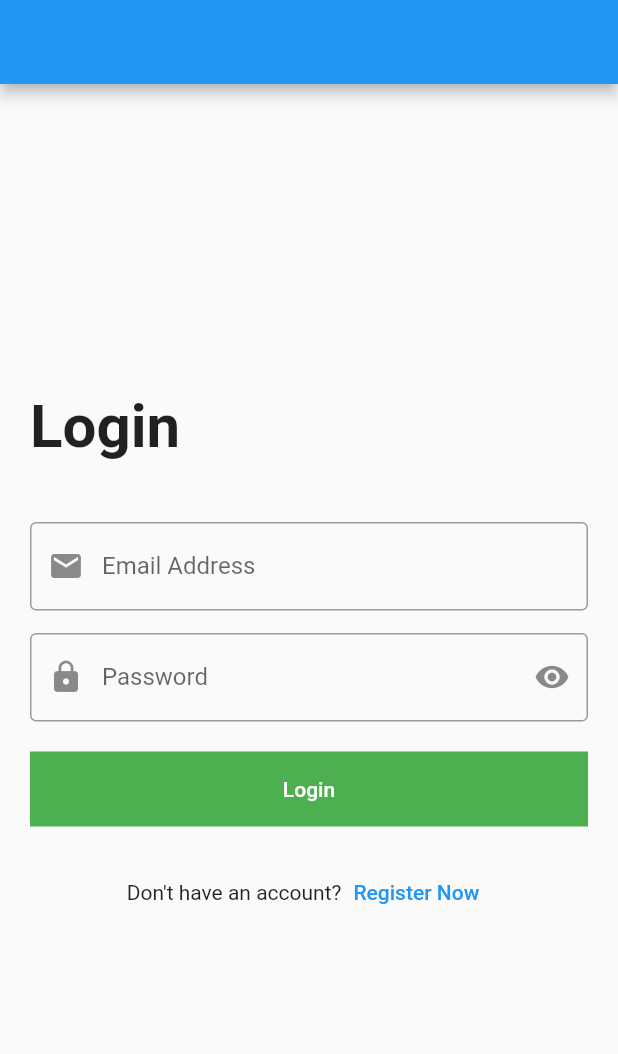
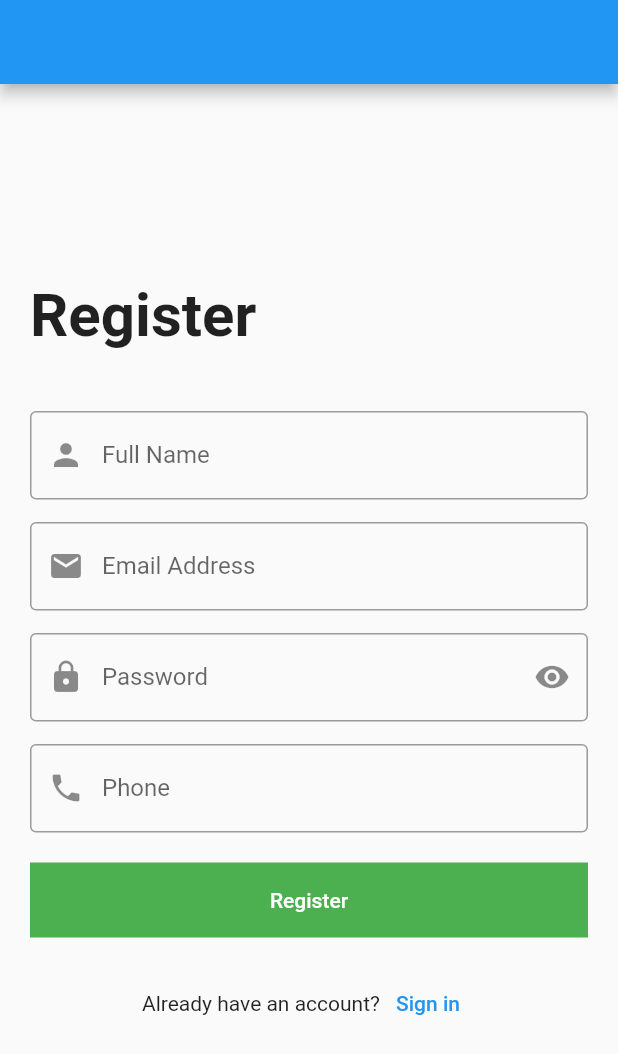
Before and after one commit to mishoarafa/project_one, a Flutter app: the screen it shows after launch, on a phone screen of 412 x 824 dp. Shown: the top 1054 px of the screen. Run offline on Flutter 3.47's test engine with Material 2 defaults, Android fonts, the phone set to English and light mode, and no system bars; our stand-ins replace firebase_auth, firebase_core; accounts and stored records are empty.

Commit message:
initial commit

```diff
--- a/lib/main.dart
+++ b/lib/main.dart
@@ -8,6 +8,7 @@ import 'modules/messenger/messenger_screen_with_listview_builder.dart';
 import 'modules/bmi/bmi_calculator_screen.dart';
 import 'modules/counter/counter_screen.dart';
 import 'modules/login/login_screen.dart';
+import 'modules/register/register_screen.dart';
 
 void main(){
   runApp(MyApp());
@@ -47,7 +48,7 @@ class _MyAppState extends State<MyApp> {
   Widget build(BuildContext context) {
     return MaterialApp(
       debugShowCheckedModeBanner: false,
-      home: LoginScreen(),
+      home: RegisterScreen(),
     );
   }
 }
--- a/lib/modules/register/register_screen.dart
+++ b/lib/modules/register/register_screen.dart
@@ -0,0 +1,122 @@
+import 'package:firebase_auth/firebase_auth.dart';
+import 'package:flutter/material.dart';
+import 'package:project_one/shared/components/components.dart';
+
+class RegisterScreen extends StatelessWidget {
+  const RegisterScreen({Key? key}) : super(key: key);
+
+  @override
+  Widget build(BuildContext context) {
+    TextEditingController nameController = TextEditingController();
+    TextEditingController emailController = TextEditingController();
+    TextEditingController passwordController = TextEditingController();
+    TextEditingController phoneController = TextEditingController();
+
+    return Scaffold(
+      appBar: AppBar(),
+      body: Padding(
+        padding: EdgeInsets.all(20),
+        child: Center(
+          child: SingleChildScrollView(
+            child: Column(
+              crossAxisAlignment: CrossAxisAlignment.start,
+              // mainAxisAlignment: MainAxisAlignment.center,
+              children: [
+                Text(
+                  "Register",
+                  style: TextStyle(
+                    fontWeight: FontWeight.bold,
+                    fontSize: 40,
+                  ),
+                ),
+                SizedBox(
+                  height: 40,
+                ),
+                authTextFormField(
+                  controller: nameController,
+                  text: "Full Name",
+                  icon: Icons.person,
+                ),
+                SizedBox(
+                  height: 15,
+                ),
+                authTextFormField(
+                  controller: emailController,
+                  text: "Email Address",
+                  icon: Icons.email,
+                  textInputTypeype: TextInputType.emailAddress,
+                ),
+                SizedBox(
+                  height: 15,
+                ),
+                TextFormField(
+                  controller: passwordController,
+                  obscureText: true,
+                  keyboardType: TextInputType.visiblePassword,
+                  onFieldSubmitted: (value) {
+                    print(value);
+                  },
+                  decoration: InputDecoration(
+                    labelText: "Password",
+                    border: OutlineInputBorder(),
+                    prefixIcon: Icon(
+                      Icons.lock,
+                    ),
+                    suffixIcon: IconButton(
+                      onPressed: () {},
+                      icon: Icon(
+                        Icons.remove_red_eye,
+                      ),
+                    ),
+                  ),
+                ),
+                SizedBox(
+                  height: 15,
+                ),
+                authTextFormField(
+                  controller: phoneController,
+                  text: "Phone",
+                  icon: Icons.phone,
+                  textInputTypeype: TextInputType.phone,
+                ),
+                SizedBox(
+                  height: 20,
+                ),
+                defaultBtn(
+                    text: "Register",
+                    function: () {
+                      FirebaseAuth.instance
+                          .createUserWithEmailAndPassword(
+                            email: emailController.text,
+                            password: passwordController.text,
+                          )
+                          .then((value) => () {
+                            print("email: " + value.user!.email.toString());
+                            print("UID" + value.user!.uid);
+                      });
+                      // print("Email: " + emailController.text);
+                      // print("Password: " + passwordController.text);
+                    }),
+                SizedBox(
+                  height: 20,
+                ),
+                Row(
+                  mainAxisAlignment: MainAxisAlignment.center,
+                  children: [
+                    Text("Already have an account?"),
+                    TextButton(
+                      onPressed: () {},
+                      child: Text(
+                        "Sign in",
+                      ),
+                    ),
+                  ],
+                ),
+              ],
+            ),
+          ),
+        ),
+      ),
+    );
+  }
+}
--- a/lib/shared/components/components.dart
+++ b/lib/shared/components/components.dart
@@ -20,3 +20,22 @@ Widget defaultBtn({
         ),
       ),
     );
+
+Widget authTextFormField({
+  required TextEditingController controller,
+  required String text,
+  required IconData icon,
+  TextInputType textInputTypeype = TextInputType.text,
+}) =>
+    TextFormField(
+      controller: controller,
+      keyboardType: textInputTypeype,
+      onFieldSubmitted: (value) {
+        print(value);
+      },
+      decoration: InputDecoration(
+        labelText: text,
+        border: OutlineInputBorder(),
+        prefixIcon: Icon(icon),
+      ),
+    );
```
